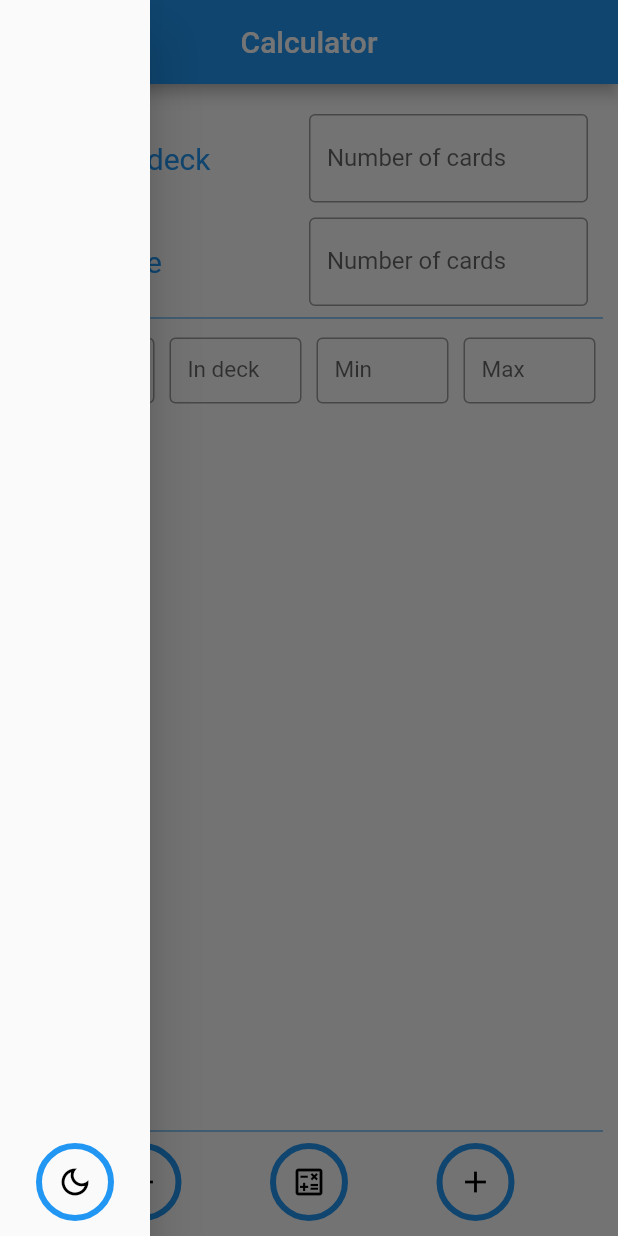
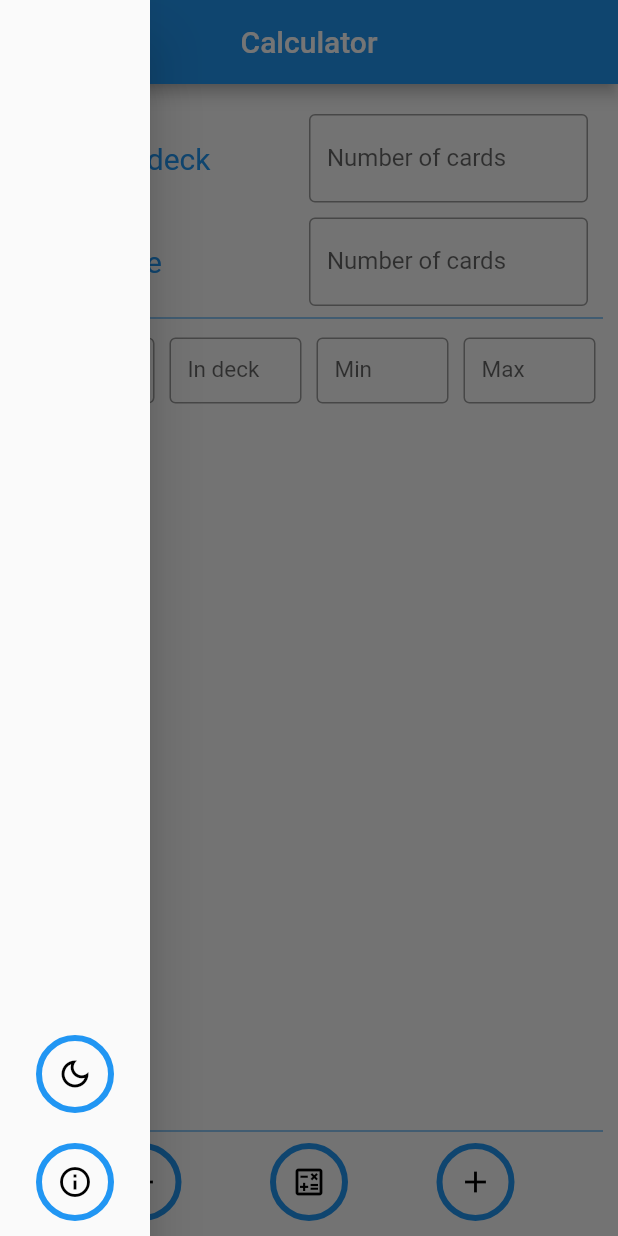
Before and after one commit to noctisbeta/ygo_app, a Flutter app: the screen it shows after launch, item 3 of the bottom bar chosen, in the side drawer, after a tap on the "remove" icon, on a phone screen of 412 x 824 dp. Run offline on Flutter 3.47's test engine with Material 2 defaults, Android fonts, the phone set to English and light mode, and no system bars.

Commit message:
card entries fixed

```diff
--- a/ygo_app/lib/calc.dart
+++ b/ygo_app/lib/calc.dart
@@ -1,5 +1,6 @@
 import 'package:flutter/material.dart';
 // import 'entry_adding_page.dart';
+import 'package:uuid/uuid.dart';
 
 class CalcPage extends StatefulWidget {
   const CalcPage({Key? key}) : super(key: key);
@@ -10,8 +11,10 @@ class CalcPage extends StatefulWidget {
 
 class _CalcPageState extends State<CalcPage> {
   int numDeck = 0;
+  int _counter = 0;
 
   List<Widget> wantedCards = [];
+  List<UniqueKey> keys = [];
 
   // @override
   // void initState() {
@@ -23,7 +26,7 @@ class _CalcPageState extends State<CalcPage> {
   Widget build(BuildContext context) {
     return Scaffold(
       // resizeToAvoidBottomInset: false,
-      drawer: Container(
+      drawer: SizedBox(
         width: 100,
         child: Drawer(
           child: Column(mainAxisAlignment: MainAxisAlignment.end, children: [
@@ -45,6 +48,30 @@ class _CalcPageState extends State<CalcPage> {
                     padding: EdgeInsets.all(10),
                     child: Icon(
                       Icons.dark_mode_outlined,
+                      color: Colors.black,
+                    ),
+                  ),
+                ),
+              ),
+            ),
+            Padding(
+              padding: const EdgeInsets.all(10),
+              child: Ink(
+                decoration: BoxDecoration(
+                  border: Border.all(
+                      color: Theme.of(context).accentColor, width: 4.0),
+                  shape: BoxShape.circle,
+                ),
+                child: InkWell(
+                  focusColor: Colors.red,
+                  splashColor: Theme.of(context).accentColor,
+                  highlightColor: Theme.of(context).backgroundColor,
+                  borderRadius: BorderRadius.circular(10.0),
+                  onTap: () {},
+                  child: const Padding(
+                    padding: EdgeInsets.all(10),
+                    child: Icon(
+                      Icons.info_outline,
                       color: Colors.black,
                     ),
                   ),
@@ -76,10 +103,10 @@ class _CalcPageState extends State<CalcPage> {
                       child: TextFormField(
                     textAlign: TextAlign.center,
                     keyboardType: TextInputType.number,
-                    decoration: const InputDecoration(
+                    decoration: InputDecoration(
                         labelText: 'Number of cards',
-                        focusColor: Colors.blue,
-                        border: OutlineInputBorder()),
+                        focusColor: Theme.of(context).primaryColor,
+                        border: const OutlineInputBorder()),
                   ))
                 ],
               ),
@@ -98,10 +125,10 @@ class _CalcPageState extends State<CalcPage> {
                       child: TextFormField(
                     textAlign: TextAlign.center,
                     keyboardType: TextInputType.number,
-                    decoration: const InputDecoration(
+                    decoration: InputDecoration(
                         labelText: 'Number of cards',
-                        focusColor: Colors.blue,
-                        border: OutlineInputBorder()),
+                        focusColor: Theme.of(context).primaryColor,
+                        border: const OutlineInputBorder()),
                   ))
                 ],
               ),
@@ -139,10 +166,12 @@ class _CalcPageState extends State<CalcPage> {
                         ),
                       ),
                     ),
-                    key: Key(item.toString()),
+                    key: keys[index],
+                    // key: Key(Uuid().v1()),
                     onDismissed: (direction) {
                       setState(() {
                         wantedCards.removeAt(index);
+                        keys.removeAt(index);
                       });
                       // ScaffoldMessenger.of(context).showSnackBar(
                       //   SnackBar(
@@ -194,6 +223,7 @@ class _CalcPageState extends State<CalcPage> {
                       onTap: () {
                         setState(() {
                           wantedCards.removeLast();
+                          keys.removeLast();
                         });
                       },
                       child: const Padding(
@@ -244,13 +274,13 @@ class _CalcPageState extends State<CalcPage> {
                       shape: BoxShape.circle,
                     ),
                     child: InkWell(
-                      focusColor: Colors.red,
                       splashColor: Theme.of(context).accentColor,
                       highlightColor: Theme.of(context).backgroundColor,
                       borderRadius: BorderRadius.circular(1000.0),
                       onTap: () {
                         setState(() {
                           wantedCards.add(cardEntry2());
+                          keys.add(UniqueKey());
                         });
                       },
                       // () async {
@@ -303,62 +333,62 @@ class _CalcPageState extends State<CalcPage> {
   //   });
   // }
 
-  void enterQueue() {
-    showDialog(
-        context: context,
-        builder: (context) => AlertDialog(
-              // scrollable: true,
-              title: const Text('Enter card details'),
-              content: TextFormField(
-                style: const TextStyle(fontSize: 15),
-                decoration: const InputDecoration(
-                    border: OutlineInputBorder(), labelText: "Card name"),
-              ),
-              actions: [
-                TextButton(
-                    onPressed: () => Navigator.of(context).pop(),
-                    child: const Text('Confirm'))
-              ],
-            ));
-  }
+  // void enterQueue() {
+  //   showDialog(
+  //       context: context,
+  //       builder: (context) => AlertDialog(
+  //             // scrollable: true,
+  //             title: const Text('Enter card details'),
+  //             content: TextFormField(
+  //               style: const TextStyle(fontSize: 15),
+  //               decoration: const InputDecoration(
+  //                   border: OutlineInputBorder(), labelText: "Card name"),
+  //             ),
+  //             actions: [
+  //               TextButton(
+  //                   onPressed: () => Navigator.of(context).pop(),
+  //                   child: const Text('Confirm'))
+  //             ],
+  //           ));
+  // }
 
-  Widget cardEntry() {
-    return Column(
-      children: [
-        Expanded(
-          child: TextFormField(
-            style: const TextStyle(fontSize: 15),
-            decoration: const InputDecoration(
-                border: OutlineInputBorder(), labelText: "Card name"),
-          ),
-        ),
-        Expanded(
-          child: TextFormField(
-            keyboardType: TextInputType.number,
-            style: const TextStyle(fontSize: 15),
-            decoration: const InputDecoration(
-                border: OutlineInputBorder(), labelText: "Copies in deck"),
-          ),
-        ),
-        Expanded(
-          child: TextFormField(
-            keyboardType: TextInputType.number,
-            style: const TextStyle(fontSize: 15),
-            decoration: const InputDecoration(
-                border: OutlineInputBorder(), labelText: "Minimum wanted"),
-          ),
-        ),
-        Expanded(
-          child: TextFormField(
-            keyboardType: TextInputType.number,
-            style: const TextStyle(fontSize: 15),
-            decoration: const InputDecoration(
-                border: OutlineInputBorder(), labelText: "Maximum wanted"),
-          ),
-        )
-      ],
-    );
-  }
+  // Widget cardEntry() {
+  //   return Column(
+  //     children: [
+  //       Expanded(
+  //         child: TextFormField(
+  //           style: const TextStyle(fontSize: 15),
+  //           decoration: const InputDecoration(
+  //               border: OutlineInputBorder(), labelText: "Card name"),
+  //         ),
+  //       ),
+  //       Expanded(
+  //         child: TextFormField(
+  //           keyboardType: TextInputType.number,
+  //           style: const TextStyle(fontSize: 15),
+  //           decoration: const InputDecoration(
+  //               border: OutlineInputBorder(), labelText: "Copies in deck"),
+  //         ),
+  //       ),
+  //       Expanded(
+  //         child: TextFormField(
+  //           keyboardType: TextInputType.number,
+  //           style: const TextStyle(fontSize: 15),
+  //           decoration: const InputDecoration(
+  //               border: OutlineInputBorder(), labelText: "Minimum wanted"),
+  //         ),
+  //       ),
+  //       Expanded(
+  //         child: TextFormField(
+  //           keyboardType: TextInputType.number,
+  //           style: const TextStyle(fontSize: 15),
+  //           decoration: const InputDecoration(
+  //               border: OutlineInputBorder(), labelText: "Maximum wanted"),
+  //         ),
+  //       )
+  //     ],
+  //   );
+  // }
 
   Widget cardEntry2() {
     return ConstrainedBox(
@@ -369,6 +399,7 @@ class _CalcPageState extends State<CalcPage> {
             child: Padding(
               padding: const EdgeInsets.all(5),
               child: TextFormField(
+                textCapitalization: TextCapitalization.sentences,
                 style: const TextStyle(fontSize: 15),
                 decoration: const InputDecoration(
                   border: OutlineInputBorder(),
--- a/ygo_app/pubspec.yaml
+++ b/ygo_app/pubspec.yaml
@@ -34,6 +34,7 @@ dev_dependencies:
   flutter_test:
     sdk: flutter
   lint: ^1.0.0
+  uuid: ^3.0.4
 
 # For information on the generic Dart part of this file, see the
 # following page: https://dart.dev/tools/pub/pubspec
```
Also changed, not shown: ygo_app/pubspec.lock.
